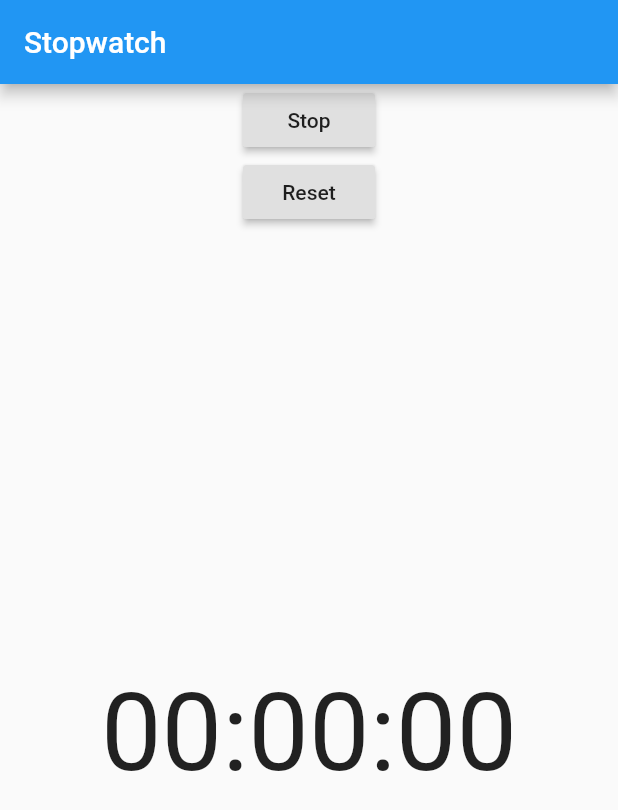
After one commit to MFY2000/Chess-Clock-App, a Flutter app: the screen it shows after launch, after a tap on "Start", on a phone screen of 412 x 824 dp. The commit adds this screen. Shown: the top 810 px of the screen. Run offline on Flutter 3.47's test engine with Material 2 defaults, Android fonts, the phone set to English and light mode, and no system bars.

Commit message:
last change

```diff
--- /dev/null
+++ b/lib/Custom/StopWatch.dart
@@ -0,0 +1,103 @@
+// ignore_for_file: file_names
+
+import 'package:flutter/material.dart';
+import 'dart:async';
+
+class HomeWidget extends StatefulWidget {
+  @override
+  HomeWidgetState createState() => HomeWidgetState();
+}
+
+class HomeWidgetState extends State<HomeWidget> {
+  String _buttonText = "Start";
+  String _stopwatchText = "00:10:00";
+  final _stopWatch = Stopwatch();
+  final _timeout = const Duration(seconds: 1);
+
+  void _startTimeout() {
+    if (_stopwatchText != "00:00:00") {
+      Timer(_timeout, _handleTimeout);
+    }
+  }
+
+  void _handleTimeout() {
+    if (_stopWatch.isRunning) {
+      _startTimeout();
+    }
+    setState(() {
+      _setStopwatchText();
+    });
+  }
+
+  @override
+  Widget build(BuildContext context) {
+    return Scaffold(
+      appBar: AppBar(
+        title: Text("Stopwatch"),
+      ),
+      body: _buildBody(),
+    );
+  }
+
+  Widget _buildBody() {
+    return Column(
+      children: <Widget>[
+        Center(
+          child: Column(
+            children: <Widget>[
+              RaisedButton(
+                onPressed: _startStopButtonPressed,
+                child: Text(_buttonText),
+              ),
+              RaisedButton(
+                onPressed: _resetButtonPressed,
+                child: Text("Reset"),
+              ),
+            ],
+          ),
+        ),
+        Expanded(
+          child: FittedBox(
+            fit: BoxFit.none,
+            child: Text(_stopwatchText,
+              style: TextStyle(
+                fontSize: 72,
+              ),
+            ),
+          ),
+        ),
+      ],
+    );
+  }
+
+  void _startStopButtonPressed() {
+    setState(() {
+      if (_stopWatch.isRunning) {
+        _buttonText = "Start";
+        _stopWatch.stop();
+      }
+      else {
+        _buttonText = "Stop";
+        _stopWatch.start();
+        _startTimeout();
+      }
+    });
+  }
+
+  void _resetButtonPressed() {
+    if (_stopWatch.isRunning) {
+      _startStopButtonPressed();
+    }
+    setState(() {
+      _stopWatch.reset();
+      _setStopwatchText();
+    });
+  }
+
+  void _setStopwatchText() {
+    _stopwatchText =    _stopWatch.elapsed.inHours.toString().padLeft(2, "0") + ":" +
+                       (_stopWatch.elapsed.inMinutes % 60).toString().padLeft(2, "0") + ":" +
+                       (_stopWatch.elapsed.inSeconds % 60).toString().padLeft(2, "0");
+  }
+
+}
```
Also changed, not shown: lib/ChessTimer.dart (+44 -10 lines), lib/Custom/Clock.dart (+36 -0 lines), lib/Custom/Timer.dart (added, +9 -0 lines), lib/Model/Chess.dart (added, +22 -0 lines), lib/main.dart (+27 -11 lines).
